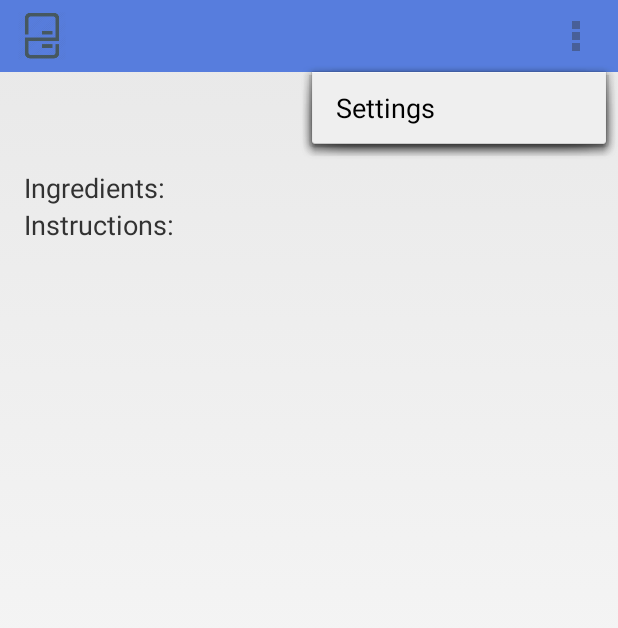
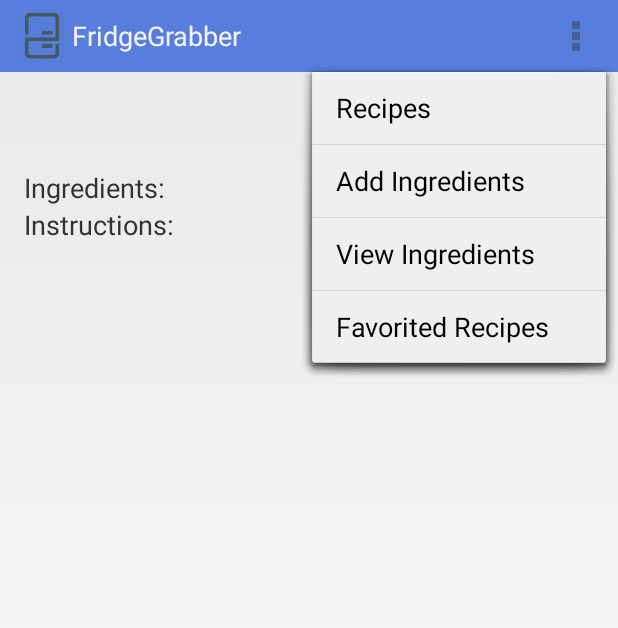
Before and after one commit to Justinvalcarcel/Fridge_Grabber, an Android app: the RecipeDetails screen opened directly, with no data from a screen before it, with the options menu open, on a phone screen of 412 x 824 dp. Shown: the top 628 px of the screen. Run offline under Robolectric (Android 15) with nearby library versions, the phone set to English and light mode, and no system bars; 8 statements that could not run were skipped.

Commit message:
prevent capitalization shenanigans in addIngredients, more actionbar stuff

```diff
--- a/FridgeGrabber/app/src/main/res/layout/card_view.xml
+++ b/FridgeGrabber/app/src/main/res/layout/card_view.xml
@@ -12,8 +12,8 @@
         android:layout_width="match_parent"
         android:layout_height="match_parent">
         <ImageButton
-            android:layout_width="80dp"
-            android:layout_height="80dp"
+            android:layout_width="50dp"
+            android:layout_height="50dp"
             android:id="@+id/favorite_star"
             android:layout_alignParentBottom="true"
             android:scaleType="centerInside"
--- a/FridgeGrabber/app/src/main/res/menu/menu_recipe_details.xml
+++ b/FridgeGrabber/app/src/main/res/menu/menu_recipe_details.xml
@@ -2,6 +2,12 @@
     xmlns:app="http://schemas.android.com/apk/res-auto"
     xmlns:tools="http://schemas.android.com/tools"
     tools:context="com.example.derekyu.fridgegrabber.Controller.RecipeDetails">
-    <item android:id="@+id/action_settings" android:title="@string/action_settings"
+    <item android:id="@id/recipes" android:title="Recipes"
         android:orderInCategory="100" app:showAsAction="never" />
+    <item android:id="@id/modify_ingredients" android:title="Add Ingredients"
+        android:orderInCategory="101" app:showAsAction="never" />
+    <item android:id="@id/view_ingredients" android:title="View Ingredients"
+        android:orderInCategory="102" app:showAsAction="never" />
+    <item android:id="@id/favorited_recipes" android:title="Favorited Recipes"
+        android:orderInCategory="103" app:showAsAction="never" />
 </menu>
```
Also changed, not shown: FridgeGrabber/app/src/main/java/com/example/derekyu/fridgegrabber/Controller/ModifyIngredientsActivity.java (+7 -3 lines), FridgeGrabber/app/src/main/java/com/example/derekyu/fridgegrabber/Controller/RecipeDetails.java (+24 -3 lines).
